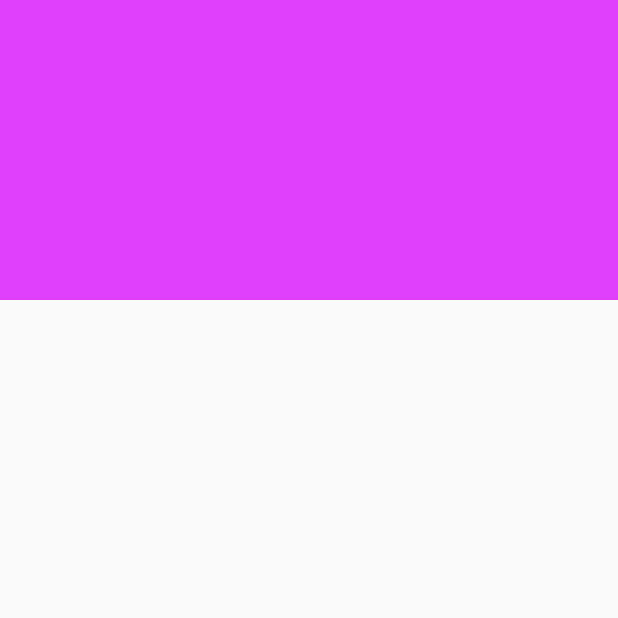
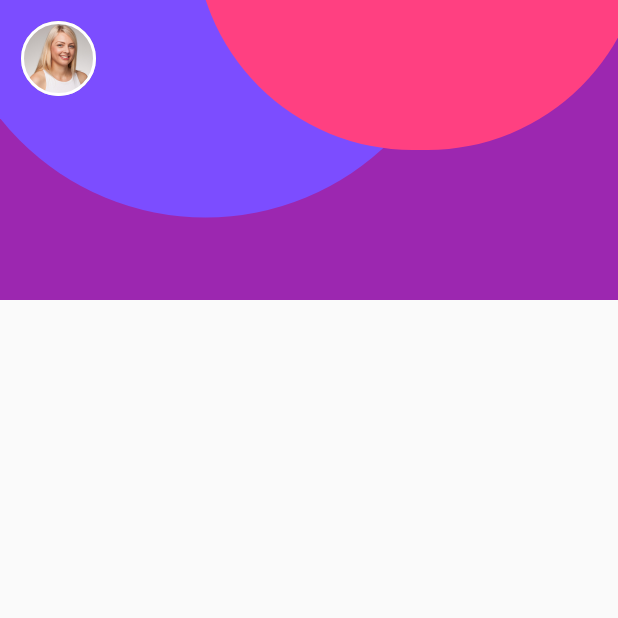
Before and after one commit to KasunDissanayake94/BakeryApp, a Flutter app: the screen it shows after launch, on a phone screen of 412 x 824 dp, the top half of it. Run offline on Flutter 3.47's test engine with Material 2 defaults, Android fonts, the phone set to English and light mode, and no system bars.

Commit message:
profile image added

```diff
--- a/lib/main.dart
+++ b/lib/main.dart
@@ -34,12 +34,69 @@ class _MyHomePageState extends State<MyHomePage>{
                   Container(
                     height: 200.0,
                     width: double.infinity,
-                    color: Colors.purpleAccent,
+                    color: Colors.purple,
+                  ),
+                  Positioned(
+                    bottom: 55.0,
+                    right: 100.0,
+                    child: Container(
+                      height: 350.0,
+                      width: 350.0,
+                      decoration: BoxDecoration(
+                        borderRadius: BorderRadius.circular(320),
+                        color: Colors.deepPurpleAccent
+                      ),
+                    ),
+                  ),
+                  Positioned(
+                    bottom: 100.0,
+                    left: 130.0,
+                    child: Container(
+                      height: 290.0,
+                      width: 300.0,
+                      decoration: BoxDecoration(
+                        borderRadius: BorderRadius.circular(320),
+                        color: Colors.pinkAccent
+                      ),
+                    ),
+                  ),
+                  Column(
+                    //crossAllignment
+                    crossAxisAlignment: CrossAxisAlignment.start,
+                    children: <Widget>[
+                      SizedBox(
+                        height: 14.0,
+
+                      ),
+                      Row(
+                        children: <Widget>[
+                          SizedBox(
+                            width: 14.0,
+                          ),
+                          Container(
+                            alignment: Alignment.topLeft,
+                            height: 50.0,
+                            width: 50.0,
+                            decoration: BoxDecoration(
+                              borderRadius: BorderRadius.circular(25),
+                              border: Border.all(
+                                color: Colors.white,
+                                style: BorderStyle.solid,
+                                width: 2.0
+                              ),
+                              image: DecorationImage(
+                                image: AssetImage('images/profile.jpg'),
+                              ),
+                            ),
+                          ),
+                        ],
+                      ),
+                    ],
                   )
                 ],
-              )
+              ),
             ],
-          )
+          ),
         ],
       ),
     );
```
Also changed, not shown: pubspec.yaml (+2 -5 lines), images/profile.jpg (added), images/profileImage .jpg (added).
